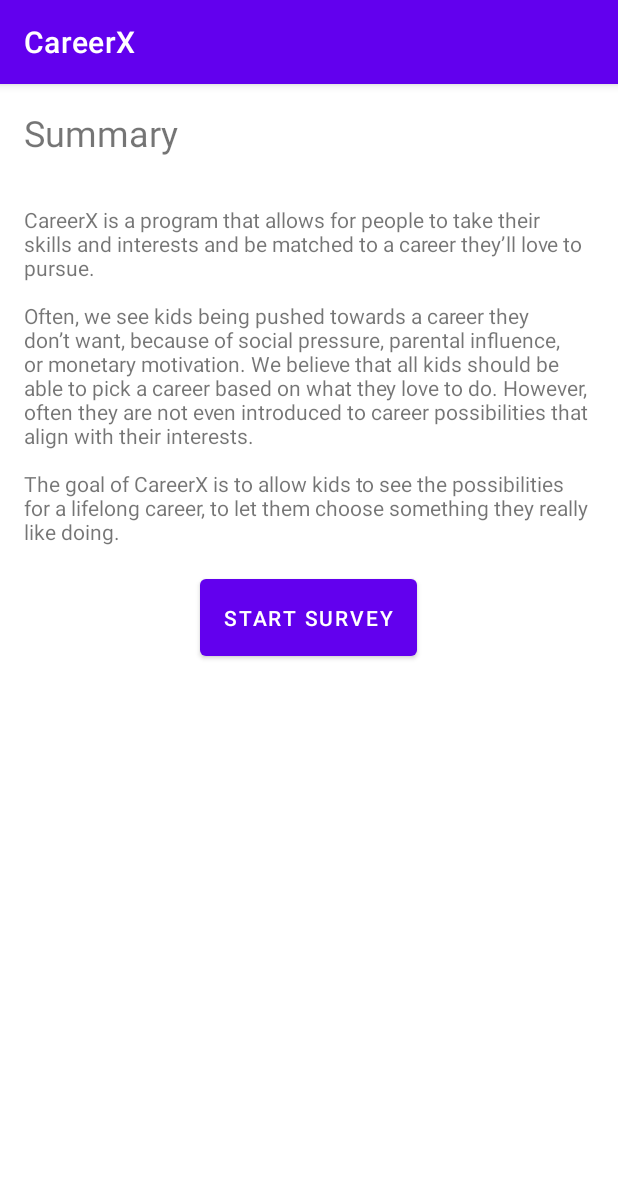
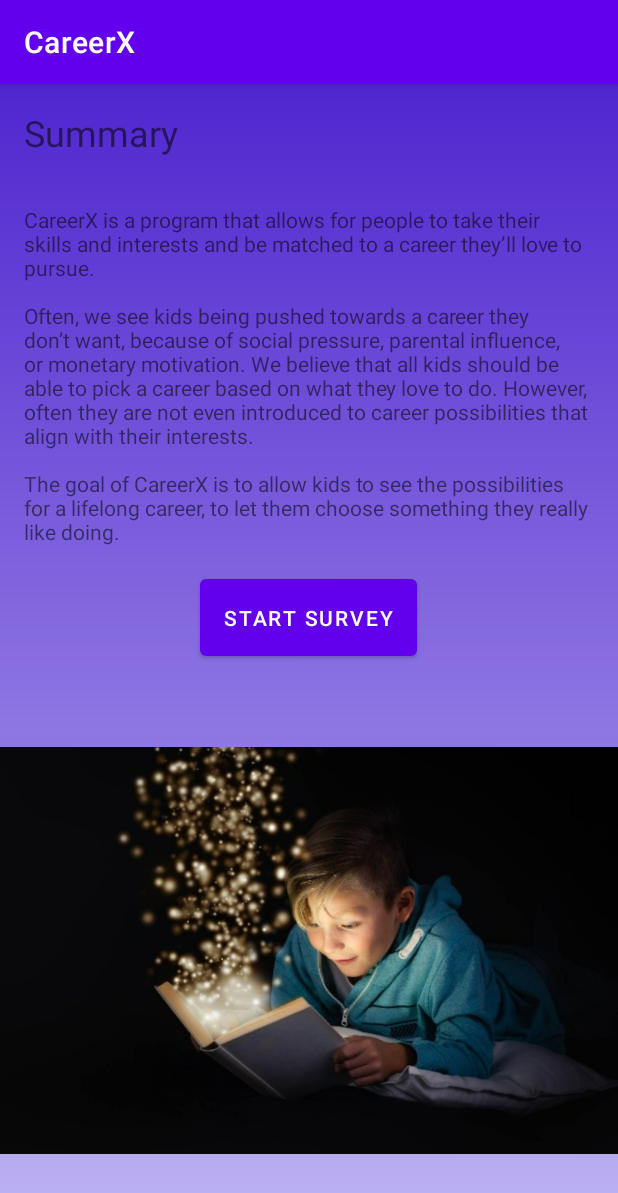
Before and after one commit to steveleecode/CareerX, an Android app: the screen it shows after launch (MainActivity), on a phone screen of 412 x 824 dp. Shown: the top 1193 px of the screen. Run offline under Robolectric (Android 15) with nearby library versions, the phone set to English and light mode, and no system bars.

Commit message:
commit isha

```diff
--- /dev/null
+++ b/app/src/main/res/drawable/login_bg.xml
@@ -0,0 +1,5 @@
+<?xml version="1.0" encoding="utf-8"?>
+<shape xmlns:android="http://schemas.android.com/apk/res/android">
+    <gradient android:type="linear" android:angle="100"
+        android:startColor="#5026CF" android:endColor="#BFB5F2"/>
+</shape>
--- a/app/src/main/res/layout/activity_main.xml
+++ b/app/src/main/res/layout/activity_main.xml
@@ -1,9 +1,11 @@
 <?xml version="1.0" encoding="utf-8"?>
 <LinearLayout xmlns:android="http://schemas.android.com/apk/res/android"
+    xmlns:app="http://schemas.android.com/apk/res-auto"
     xmlns:tools="http://schemas.android.com/tools"
     android:layout_width="match_parent"
     android:layout_height="match_parent"
     android:orientation="vertical"
+    android:background="@drawable/login_bg"
     tools:context=".MainActivity">
 
     <TextView
@@ -29,4 +31,10 @@
         android:layout_gravity="center_horizontal"
         android:padding="16dp"/>
 
+    <ImageView
+        android:id="@+id/imageView2"
+        android:layout_width="match_parent"
+        android:layout_height="wrap_content"
+        app:srcCompat="@drawable/img" />
+
 </LinearLayout>
```
Also changed, not shown: app/src/main/res/layout/activity_result.xml (+7 -0 lines), app/src/main/res/layout/activity_survey.xml (+7 -0 lines), app/src/main/res/layout/login.xml (added, +16 -0 lines), app/src/main/res/drawable/img.png (added), app/src/main/res/drawable/img_1.png (added), app/src/main/res/drawable/img_2.png (added).
